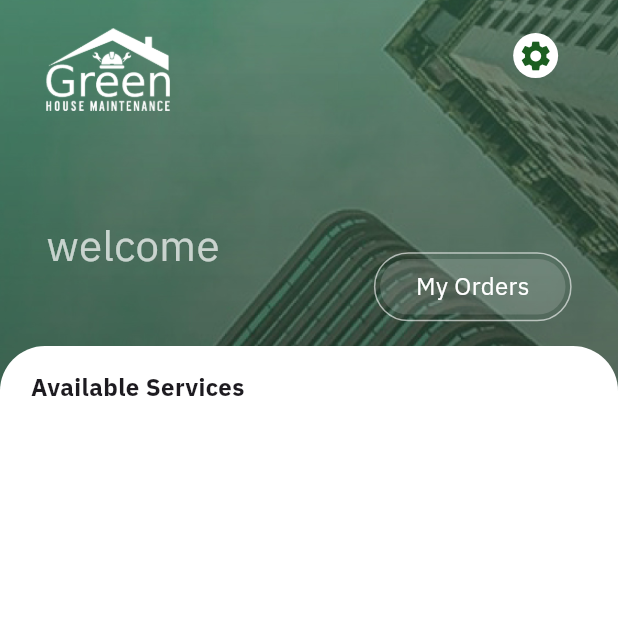
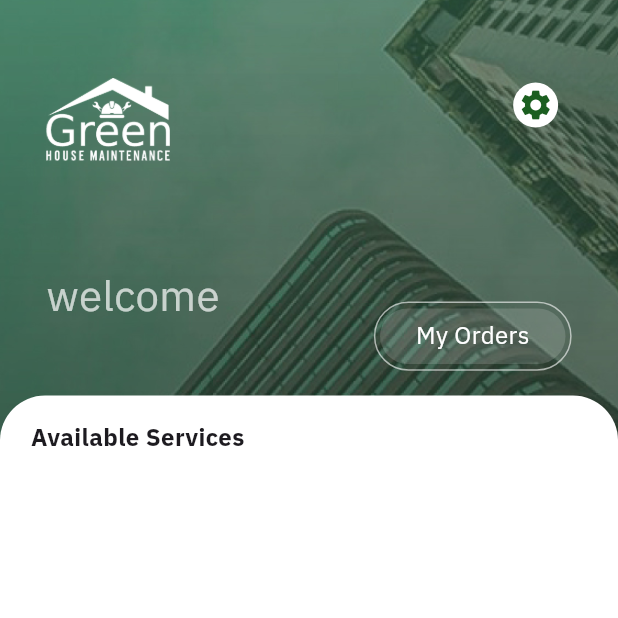
Before and after one commit to nabilaguida/GHM, a Flutter app: the HomeScreen screen opened directly, on a phone screen of 412 x 824 dp, the top half of it. Run offline on Flutter 3.47's test engine with Material 3 defaults, Android fonts, the light colour scheme and no system bars; our stand-ins replace cloud_firestore, country_picker, firebase_auth, firebase_core, firebase_storage, google_fonts and 4 more; missing offline and left inert: firebase_app_check; accounts and stored records are empty.

Commit message:
last update IOS

```diff
--- a/lib/main.dart
+++ b/lib/main.dart
@@ -26,9 +26,10 @@ void main() async {
     options: DefaultFirebaseOptions.currentPlatform,
   );
   await FirebaseAppCheck.instance.activate(
-    androidProvider: AndroidProvider.debug,
+    androidProvider: AndroidProvider.playIntegrity,
     appleProvider: AppleProvider.appAttest,
   );
+
 
 
   await Supabase.initialize(
--- a/lib/screens/home_screen.dart
+++ b/lib/screens/home_screen.dart
@@ -52,8 +52,7 @@ class _HomeScreenState extends State<HomeScreen> {
   Widget build(BuildContext context) {
     final height = MediaQuery.of(context).size.height;
     final width = MediaQuery.of(context).size.width;
-    return SafeArea(
-      child: Scaffold(
+    return Scaffold(
         body: !fetched
             ? Center(
                 child: Container(
@@ -72,6 +71,7 @@ class _HomeScreenState extends State<HomeScreen> {
                         fit: BoxFit.fitWidth)),
                 child: Column(
                   children: [
+                    SizedBox(height: height*0.04,),
                     Container(
                       height: height * 0.28,
                       width: width,
@@ -554,7 +554,6 @@ class _HomeScreenState extends State<HomeScreen> {
                     )
                   ],
                 ),
-                )),
-    );
+              ));
   }
 }
--- a/pubspec.yaml
+++ b/pubspec.yaml
@@ -53,10 +53,16 @@ dependencies:
   supabase_flutter: ^2.5.2
   firebase_messaging: ^14.9.2
 
+
 dev_dependencies:
   flutter_test:
     sdk: flutter
+  flutter_launcher_icons:
+  flutter_lints: ^3.0.0
 
+flutter_launcher_icons:
+  ios: true
+  image_path: "assets/logoM-8.png"
   # The "flutter_lints" package below contains a set of recommended lints to
   # encourage good coding practices. The lint set provided by the package is
   # activated in the `analysis_options.yaml` file located at the root of your
```
Also changed, not shown: assets/logoM-8.png (added), pubspec.lock, 50 other files. Lines whose indentation alone changed are shown as unchanged.
